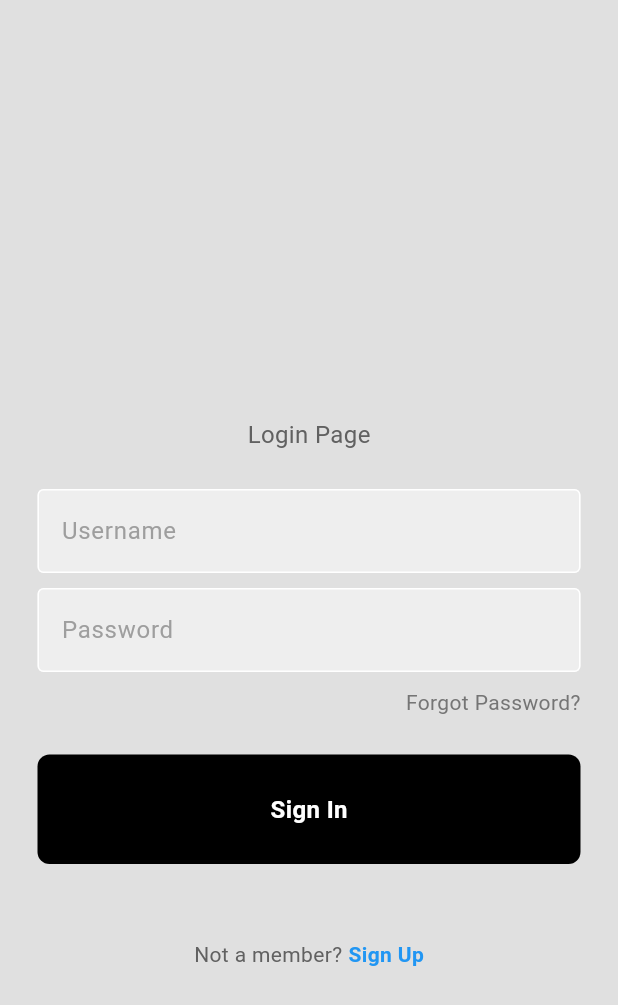
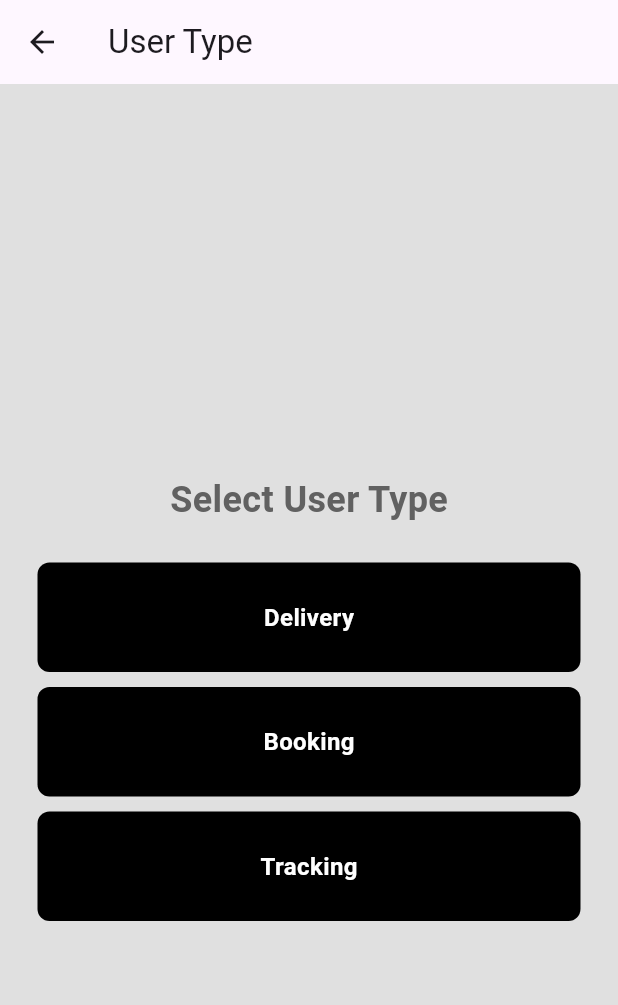
Before and after one commit to Lokeshwaran6116/Train_Transit, a Flutter app: the screen it shows after launch, after a tap on "Sign In", on a phone screen of 412 x 824 dp. Shown: the top 1005 px of the screen. Run offline on Flutter 3.47's test engine with Material 3 defaults, Android fonts, the phone set to English and light mode, and no system bars.

Commit message:
Initial Commit

```diff
--- a/lib/components/my_button.dart
+++ b/lib/components/my_button.dart
@@ -2,8 +2,9 @@ import 'package:flutter/material.dart';
 
 class MyButton extends StatelessWidget {
   final Function()? onTap;
+  final String text;
 
-  const MyButton({super.key, required this.onTap});
+  const MyButton({super.key, required this.onTap, required this.text});
 
   @override
   Widget build(BuildContext context) {
@@ -16,10 +17,10 @@ class MyButton extends StatelessWidget {
           color: Colors.black,
           borderRadius: BorderRadius.circular(8),
         ),
-        child: const Center(
+        child: Center(
           child: Text(
-            "Sign In",
-            style: TextStyle(
+            text,
+            style: const TextStyle(
               color: Colors.white,
               fontWeight: FontWeight.bold,
               fontSize: 16,
--- a/lib/pages/login_page.dart
+++ b/lib/pages/login_page.dart
@@ -1,16 +1,20 @@
 import 'package:flutter/material.dart';
 import 'package:train_transit/components/my_button.dart';
 import 'package:train_transit/components/my_textfield.dart';
+import 'package:train_transit/pages/user_type.dart'; // Import the UserType page
 
 class LoginPage extends StatelessWidget {
   LoginPage({super.key});
 
-  // text editing controllers
   final usernameController = TextEditingController();
   final passwordController = TextEditingController();
 
-  // sign user in method
-  void signUserIn() {}
+  void signUserIn(BuildContext context) {
+    Navigator.push(
+      context,
+      MaterialPageRoute(builder: (context) => const UserType()),
+    );
+  }
 
   @override
   Widget build(BuildContext context) {
@@ -25,7 +29,6 @@ class LoginPage extends StatelessWidget {
 
               const SizedBox(height: 50),
 
-              // welcome back, you've been missed!
               Text(
                 'Login Page',
                 style: TextStyle(
@@ -72,7 +75,8 @@ class LoginPage extends StatelessWidget {
 
               // sign in button
               MyButton(
-                onTap: signUserIn,
+                onTap: () => signUserIn(context),
+                text: 'Sign In',
               ),
 
               const SizedBox(height: 50),
--- /dev/null
+++ b/lib/pages/user_type.dart
@@ -0,0 +1,70 @@
+import 'package:flutter/material.dart';
+import 'package:train_transit/pages/delivery_page.dart';
+import 'package:train_transit/pages/booking_page.dart';
+import 'package:train_transit/pages/tracking_page.dart';
+import 'package:train_transit/components/my_button.dart';
+
+class UserType extends StatelessWidget {
+  const UserType({super.key});
+
+  void navigateToPage(BuildContext context, Widget page) {
+    Navigator.push(
+      context,
+      MaterialPageRoute(builder: (context) => page),
+    );
+  }
+
+  @override
+  Widget build(BuildContext context) {
+    return Scaffold(
+      backgroundColor: Colors.grey[300],
+      appBar: AppBar(
+        title: const Text('User Type'),
+      ),
+      body: SafeArea(
+        child: Center(
+          child: Column(
+            mainAxisAlignment: MainAxisAlignment.center,
+            children: [
+              const SizedBox(height: 50),
+
+              // Heading
+              Text(
+                'Select User Type',
+                style: TextStyle(
+                  color: Colors.grey[700],
+                  fontSize: 24,
+                  fontWeight: FontWeight.bold,
+                ),
+              ),
+
+              const SizedBox(height: 25),
+
+              // Delivery button
+              MyButton(
+                onTap: () => navigateToPage(context, const DeliveryPage()),
+                text: 'Delivery',
+              ),
+
+              const SizedBox(height: 10),
+
+              // Booking button
+              MyButton(
+                onTap: () => navigateToPage(context, const BookingPage()),
+                text: 'Booking',
+              ),
+
+              const SizedBox(height: 10),
+
+              // Tracking button
+              MyButton(
+                onTap: () => navigateToPage(context, const TrackingPage()),
+                text: 'Tracking',
+              ),
+            ],
+          ),
+        ),
+      ),
+    );
+  }
+}
```
Also changed, not shown: lib/pages/booking_page.dart (added, +17 -0 lines), lib/pages/delivery_page.dart (added, +17 -0 lines), lib/pages/tracking_page.dart (added, +17 -0 lines).
